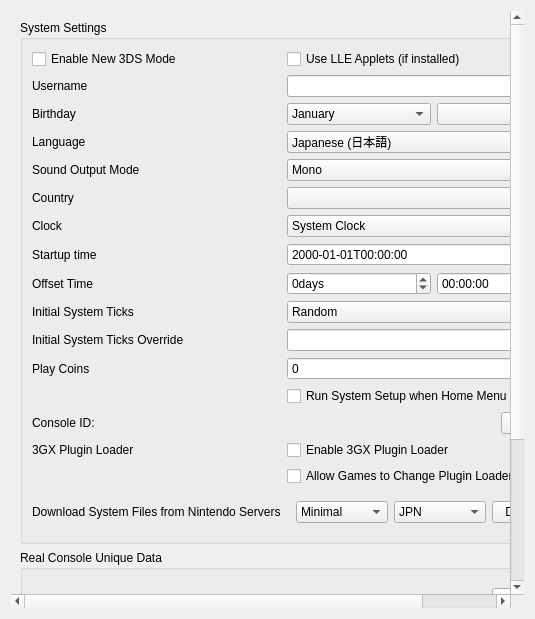
The window that src/citra_qt/configuration/configure_system.ui (yeager/Borked3DS) describes before a commit, drawn with Qt 5.
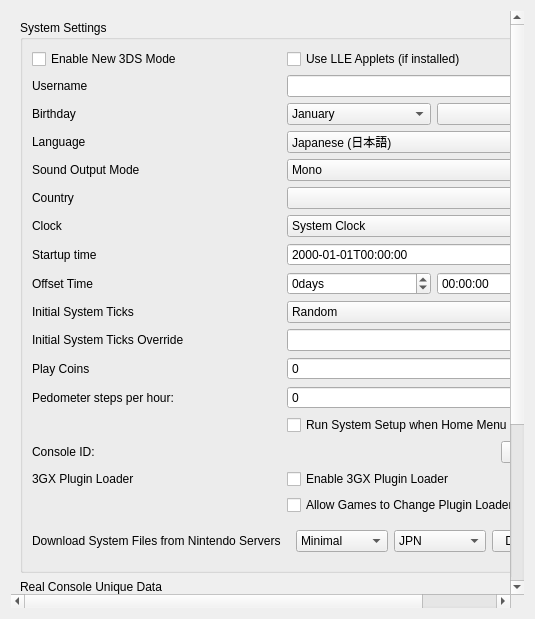
The same window after the commit.

Commit message:
citra_qt: Implement Steps per Hour setting
Squashed commit of the following:

commit 0468b9ce981606aadd5860a860f2965a49441afd

    Make setting label text clearer

commit 27b28b2ffbb8164340824de64d5d745adf08b1a3

    Implements a steps per hour (global) setting that gets returned by PTM GetStepHistory

The edit to the form file:
```diff
--- a/src/citra_qt/configuration/configure_system.ui
+++ b/src/citra_qt/configuration/configure_system.ui
@@ -392,21 +392,35 @@
               </property>
              </widget>
             </item>
+            <item row="13" column="0">
+              <widget class="QLabel" name="label_steps_per_hour">
+                <property name="text">
+                  <string>Pedometer steps per hour:</string>
+                </property>
+              </widget>
+            </item>
             <item row="13" column="1">
+              <widget class="QSpinBox" name="spinBox_steps_per_hour">
+                <property name="maximum">
+                  <number>9999</number>
+                </property>
+              </widget>
+            </item>
+            <item row="14" column="1">
              <widget class="QCheckBox" name="toggle_system_setup">
               <property name="text">
                <string>Run System Setup when Home Menu is Launched</string>
               </property>
              </widget>
             </item>
-            <item row="14" column="0">
+            <item row="15" column="0">
              <widget class="QLabel" name="label_console_id">
               <property name="text">
                <string>Console ID:</string>
               </property>
              </widget>
             </item>
-            <item row="14" column="1">
+            <item row="15" column="1">
              <widget class="QPushButton" name="button_regenerate_console_id">
               <property name="sizePolicy">
                <sizepolicy hsizetype="Fixed" vsizetype="Fixed">
@@ -422,35 +436,35 @@
               </property>
              </widget>
             </item>
-            <item row="15" column="0">
+            <item row="16" column="0">
              <widget class="QLabel" name="label_plugin_loader">
               <property name="text">
                <string>3GX Plugin Loader</string>
               </property>
              </widget>
             </item>
-            <item row="15" column="1">
+            <item row="16" column="1">
              <widget class="QCheckBox" name="plugin_loader">
               <property name="text">
                <string>Enable 3GX Plugin Loader</string>
               </property>
              </widget>
             </item>
-            <item row="16" column="1">
+            <item row="17" column="1">
              <widget class="QCheckBox" name="allow_plugin_loader">
               <property name="text">
                <string>Allow Games to Change Plugin Loader State</string>
               </property>
              </widget>
             </item>
-            <item row="17" column="0">
+            <item row="18" column="0">
              <widget class="QLabel" name="label_nus_download">
               <property name="text">
                <string>Download System Files from Nintendo Servers</string>
               </property>
              </widget>
             </item>
-            <item row="17" column="1">
+            <item row="18" column="1">
              <widget class="QWidget" name="body_nus_download">
               <layout class="QHBoxLayout" name="horizontalLayout_nus_download">
                <item>
```
Left out of the diff: 1 changed line with no effect on the pictures. The commit also changes 4 other files.
